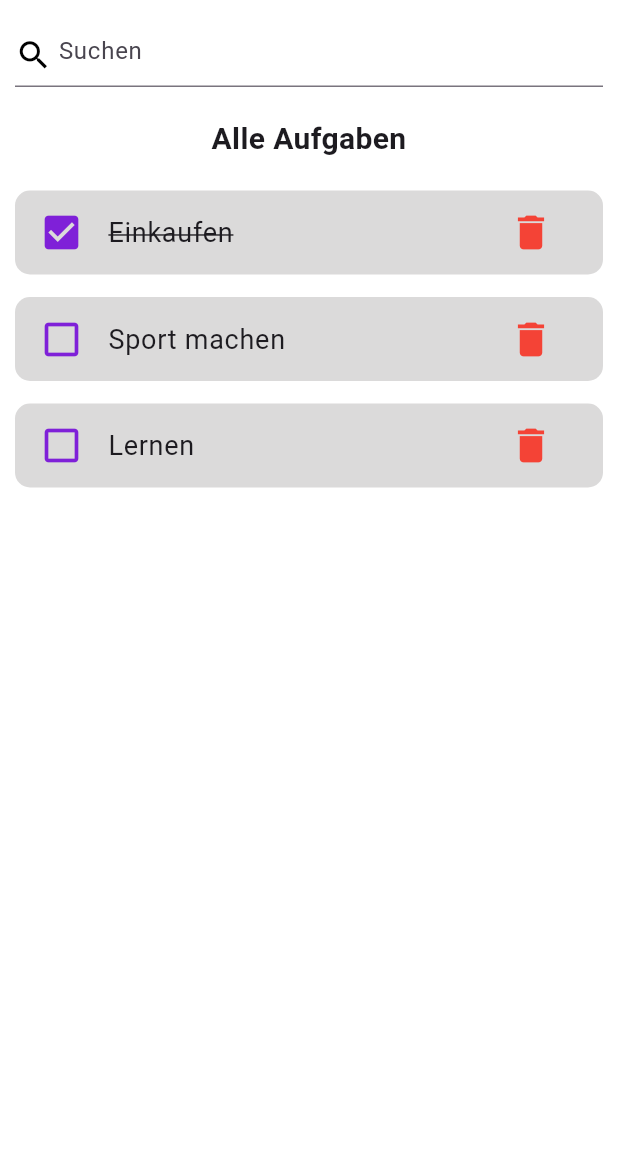
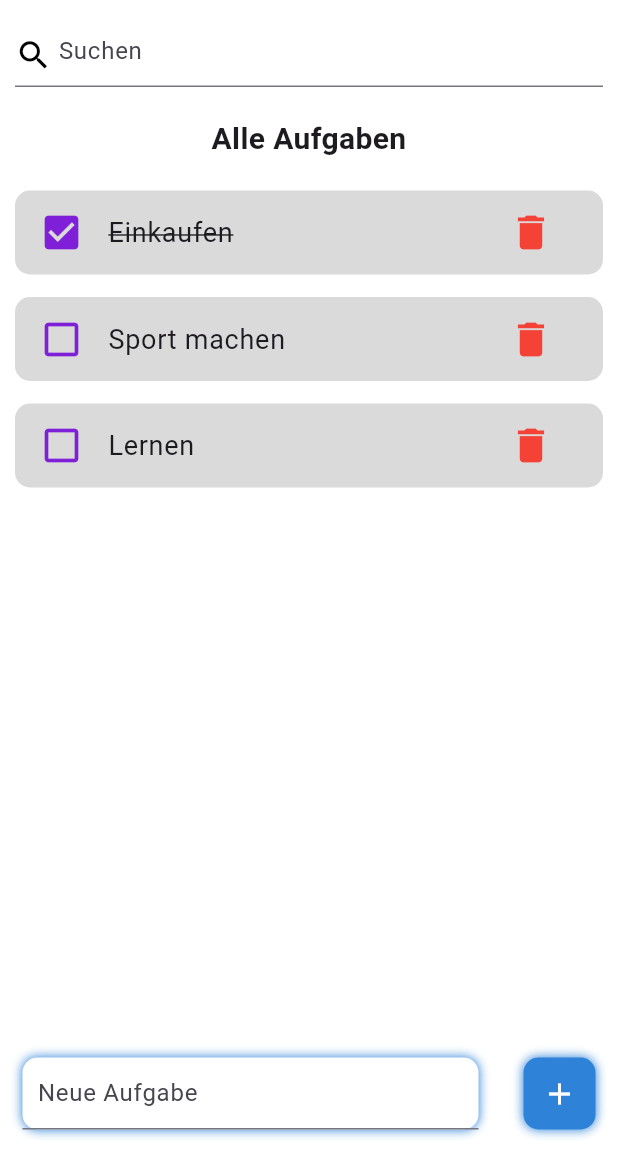
Before and after one commit to 4g-13Eh/todo, a Flutter app: the screen it shows after launch, on a phone screen of 412 x 824 dp, the part 84-1236 px from its top. Run offline on Flutter 3.47's test engine with Material 3 defaults, Android fonts, the phone set to English and light mode, and no system bars.

Commit message:
add Textinputfield in all_tasks_page

```diff
--- a/lib/pages/all_tasks_page.dart
+++ b/lib/pages/all_tasks_page.dart
@@ -12,7 +12,9 @@ class AllTasksPage extends StatelessWidget {
   Widget build(BuildContext context) {
     return Scaffold(
       appBar: AppBar(title: const Text('ToDo App'), backgroundColor: Color.fromARGB(255, 188, 245, 56)),
-      body: Container(
+      body: Stack(
+        children: [
+          Container(
             padding: const EdgeInsets.all(10),
             child: Column(
               children: [
@@ -29,11 +31,40 @@ class AllTasksPage extends StatelessWidget {
                     ],
                   )
                 )
-
-
               ],
             ),
-
+          ),
+          Align(
+            alignment: Alignment.bottomCenter,
+            child: Row(children: [
+              Expanded(child: Container(
+                margin: EdgeInsets.all(15),
+                decoration: BoxDecoration(
+                  color: Color.fromARGB(255, 255, 255, 255),
+                  borderRadius: BorderRadius.circular(10),
+                  boxShadow: const [BoxShadow(color: Color.fromARGB(255, 46, 131, 216), blurRadius: 5)]
+                ),
+                child: TextField(
+                  decoration: InputDecoration(
+                    contentPadding: EdgeInsets.all(10),
+                    hintText: 'Neue Aufgabe',
+                  ),
+                ),
+              ),),
+              Container(
+                margin: EdgeInsets.all(15),
+                decoration: BoxDecoration(
+                  color: Color.fromARGB(255, 46, 131, 216),
+                  borderRadius: BorderRadius.circular(10),
+                  boxShadow: const [BoxShadow(color: Color.fromARGB(255, 46, 131, 216), blurRadius: 5)]
+                ),
+                child: IconButton(
+                  icon: const Icon(Icons.add, color: Colors.white,),
+                  onPressed: (){},
+                ),)
+            ],),
+            )
+        ],
       ),
       backgroundColor: Color.fromARGB(255, 255, 255, 255),
     );
```
Lines whose indentation alone changed are shown as unchanged.
